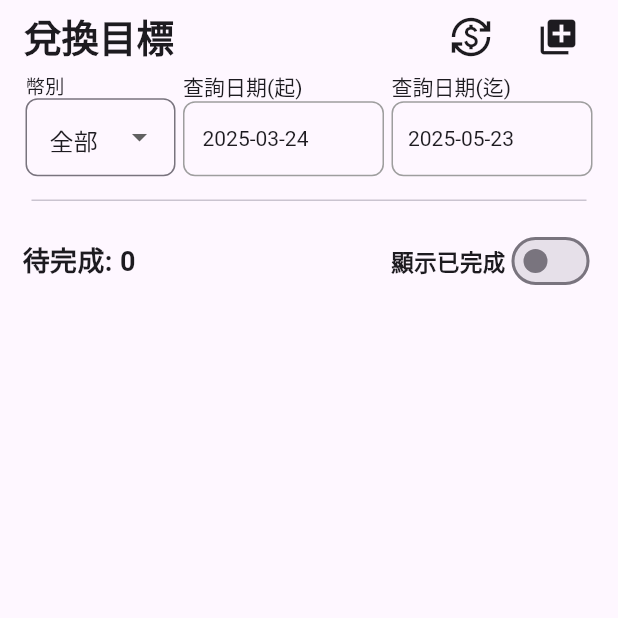
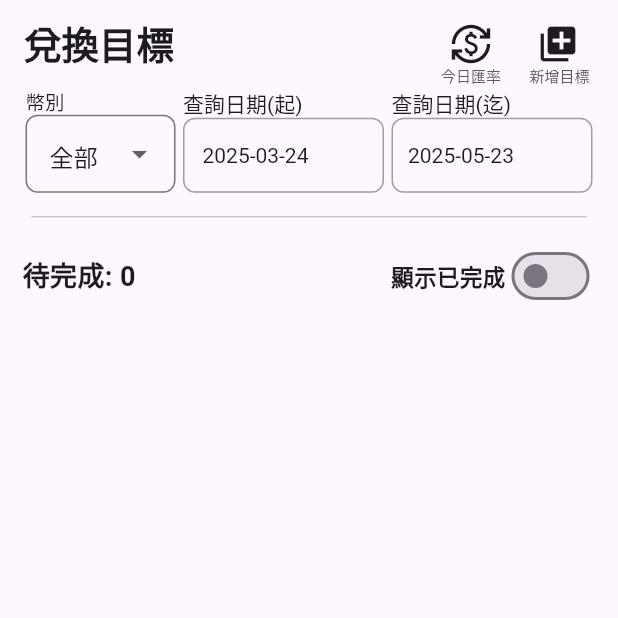
Before and after one commit to Ching-Yu-Lu/flutter_exchangeamountmanagement, a Flutter app: the screen it shows after launch, on a phone screen of 412 x 824 dp, the top half of it. Run offline on Flutter 3.47's test engine with Material 3 defaults, Android fonts, the phone set to English and light mode, and no system bars; our stand-ins replace date_format, decimal, flutter_riverpod, shared_preferences; missing offline and left inert: flutter_launcher_icons; network calls fail.

Commit message:
加入按鈕文字

```diff
--- a/lib/screens/addrate_group_screen.dart
+++ b/lib/screens/addrate_group_screen.dart
@@ -143,7 +143,7 @@ class AddrategroupScreenState extends ConsumerState<AddrategroupScreen> {
                             fontWeight: FontWeight.bold,
                             color: Colors.grey)),
                     SizedBox(
-                      height: 51,
+                      height: 53,
                       child: widget.groupID < 0
                           ? DropdownButtonFormField(
                               value: inputCurrency,
--- a/lib/screens/home_screen.dart
+++ b/lib/screens/home_screen.dart
@@ -5,6 +5,7 @@ import 'package:flutter_exchangeamountmanagement/data/exchange_rate.dart';
 import 'package:flutter_exchangeamountmanagement/screens/addrate_group_screen.dart';
 import 'package:flutter_exchangeamountmanagement/screens/exchange_rate_screen.dart';
 import 'package:flutter_exchangeamountmanagement/screens/modify_group_content_screen.dart';
+import 'package:flutter_launcher_icons/xml_templates.dart';
 import 'package:flutter_riverpod/flutter_riverpod.dart';
 
 class HomeScreen extends ConsumerStatefulWidget {
@@ -92,9 +93,10 @@ class HomeScreenState extends ConsumerState<HomeScreen> {
 
     return Scaffold(
         appBar: AppBar(
-            toolbarHeight: 150,
+            toolbarHeight: 160,
             title: Column(
               children: [
+                /* Title */
                 Row(
                   mainAxisAlignment: MainAxisAlignment.spaceBetween,
                   children: [
@@ -104,30 +106,57 @@ class HomeScreenState extends ConsumerState<HomeScreen> {
                       style:
                           TextStyle(fontSize: 25, fontWeight: FontWeight.bold),
                     )),
+                    /* 按鈕(今日匯率，目標新增) */
                     Row(
                       children: [
                         /* 兌換倍率資料頁面按鈕 */
-                        IconButton(
+                        Stack(
+                          children: [
+                            SizedBox(
+                                height: 60,
+                                child: IconButton(
                                     onPressed: () {
                                       Navigator.of(context).push(
                                         MaterialPageRoute(
-                                  builder: (context) => ExchangerateScreen(
-                                      futureList: currencyRateDataList),
+                                          builder: (context) =>
+                                              ExchangerateScreen(
+                                                  futureList:
+                                                      currencyRateDataList),
                                         ),
                                       );
                                     },
                                     icon: Icon(
                                       Icons.currency_exchange,
                                       size: 28,
-                            )),
+                                    ))),
+                            Positioned(
+                              bottom: 1,
+                              right: 4,
+                              child: SizedBox(
+                                height: 15,
+                                child: Text(
+                                  "今日匯率",
+                                  style: TextStyle(
+                                      fontSize: 10,
+                                      color: const Color.fromARGB(
+                                          255, 94, 91, 91)),
+                                ),
+                              ),
+                            )
+                          ],
+                        ),
                         SizedBox(width: 10),
                         /* 群組新增頁面按鈕 */
-                        IconButton(
+                        Stack(children: [
+                          SizedBox(
+                            height: 60,
+                            child: IconButton(
                                 onPressed: () {
                                   Navigator.of(context).push(
                                     MaterialPageRoute(
                                       builder: (context) => AddrategroupScreen(
-                                      currencyRateList: currencyRateDataList,
+                                          currencyRateList:
+                                              currencyRateDataList,
                                           currencyTargetList:
                                               currencyTargetDataList),
                                     ),
@@ -137,6 +166,22 @@ class HomeScreenState extends ConsumerState<HomeScreen> {
                                   Icons.add_to_photos,
                                   size: 28,
                                 )),
+                          ),
+                          Positioned(
+                            bottom: 1,
+                            right: 3,
+                            child: SizedBox(
+                              height: 15,
+                              child: Text(
+                                "新增目標",
+                                style: TextStyle(
+                                    fontSize: 10,
+                                    color:
+                                        const Color.fromARGB(255, 94, 91, 91)),
+                              ),
+                            ),
+                          )
+                        ])
                       ],
                     )
                   ],
@@ -389,7 +434,8 @@ class HomeScreenState extends ConsumerState<HomeScreen> {
                               crossAxisAlignment: CrossAxisAlignment.start,
                               children: [
                                 Text(
-                                  "ID: ${showItem.groupID},名稱: ${showItem.groupName}",
+                                  //"ID: ${showItem.groupID},名稱: ${showItem.groupName}",
+                                  "名稱: ${showItem.groupName}",
                                   style: const TextStyle(
                                       fontSize: 18,
                                       fontWeight: FontWeight.bold),
--- a/lib/screens/modify_group_contentdtl_screen.dart
+++ b/lib/screens/modify_group_contentdtl_screen.dart
@@ -193,12 +193,14 @@ class ModifygroupcontentScreendtlState
                       // 台幣金額
                       num tempTwCost =
                           currentDecimalLength(val, decimalLength: 0);
+                      //print('onChanged tempTwCost: $tempTwCost');
                       twCost = int.parse(tempTwCost.toString());
-                      //print('onChanged textValue: $inputTargetTotalCost');
+                      //print('onChanged twCost: $twCost');
 
                       // 計算外幣金額
                       curCost =
                           computingCurCost(currencyCode, twCost, costRate);
+                      //print('onChanged curCost: $curCost');
                       curCostController.text =
                           Currencytarget.currentNumber(curCost.toString());
                     });
```
Also changed, not shown: lib/data/currency_target.dart (+7 -3 lines), lib/screens/modify_group_content_screen.dart (+44 -16 lines). Lines whose indentation alone changed are shown as unchanged.
